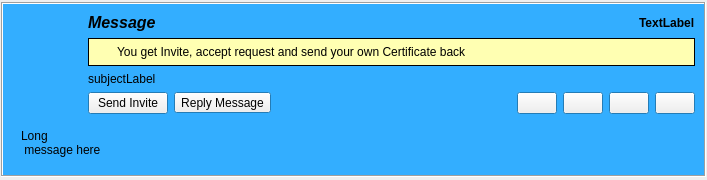
Above: retroshare-gui/src/gui/feeds/MsgItem.ui from RetroShare/RetroShare before the change. Below: the same form after it.
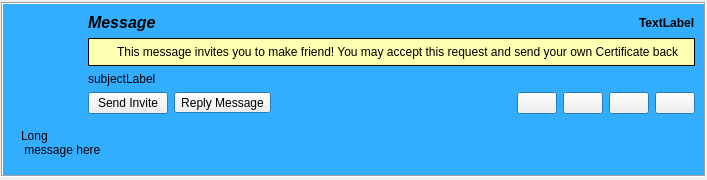
That is the form after the change. Icons and pictures are not drawn. Custom widgets are drawn as their Qt base class.

Patch:
```diff
--- a/retroshare-gui/src/gui/feeds/MsgItem.ui
+++ b/retroshare-gui/src/gui/feeds/MsgItem.ui
@@ -442,7 +442,7 @@
             <item>
              <widget class="QLabel" name="infoLabel">
               <property name="text">
-               <string notr="true">You get Invite, accept request and send your own Certificate back</string>
+               <string notr="true">This message invites you to make friend! You may accept this request and send your own Certificate back</string>
               </property>
              </widget>
             </item>
```
